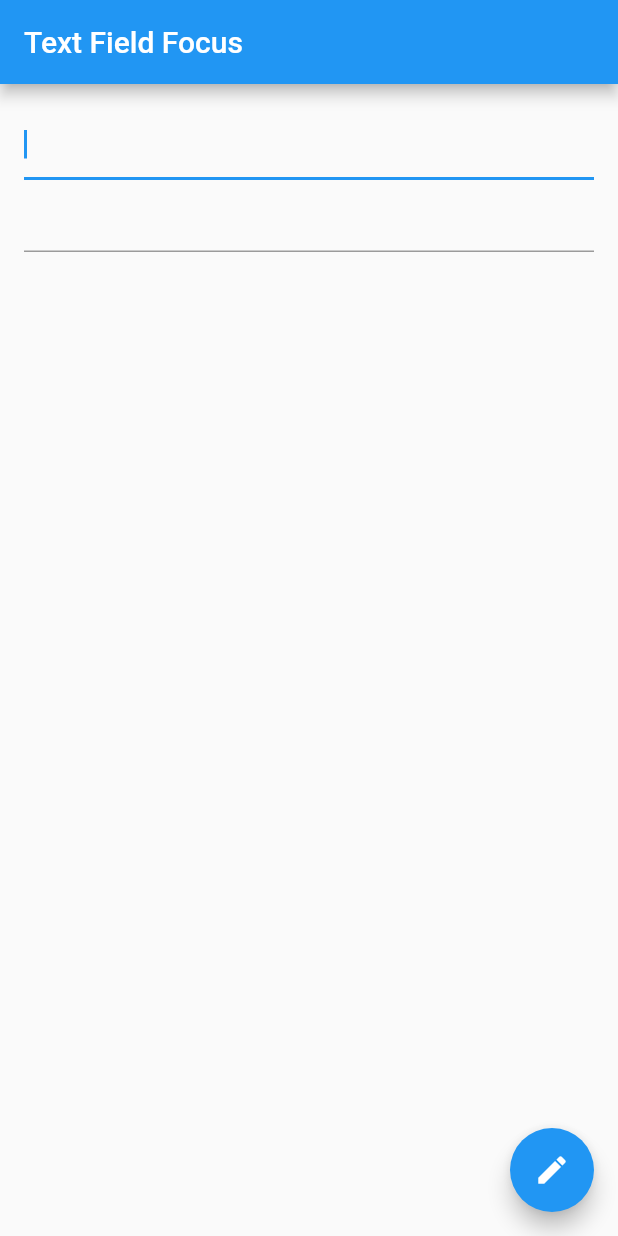
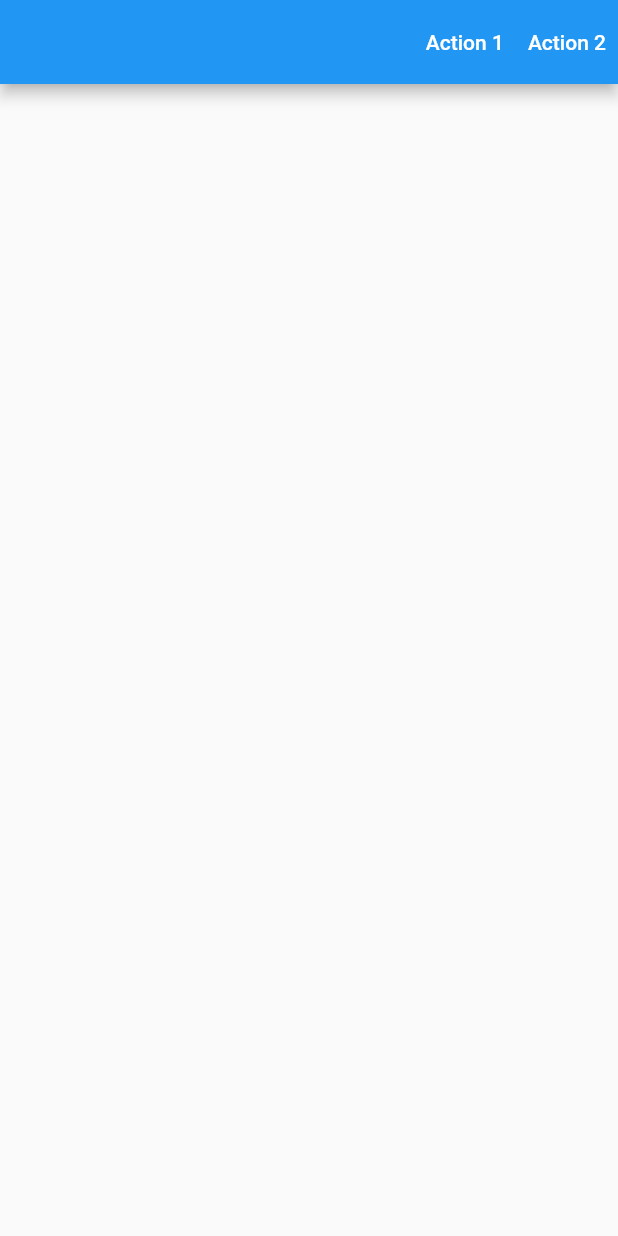
Before and after one commit to Nurzhamalyrys/31github, a Flutter app: the screen it shows after launch, on a phone screen of 412 x 824 dp. Run offline on Flutter 3.47's test engine with Material 2 defaults, Android fonts, the phone set to English and light mode, and no system bars.

Commit message:
added new function

```diff
--- a/lib/main.dart
+++ b/lib/main.dart
@@ -1,77 +1,43 @@
 import 'package:flutter/material.dart';
 
-void main() => runApp(const MyApp());
+/// Flutter code sample for [AppBar].
 
-class MyApp extends StatelessWidget {
-  const MyApp({super.key});
+void main() => runApp(const AppBarApp());
+
+class AppBarApp extends StatelessWidget {
+  const AppBarApp({super.key});
 
   @override
   Widget build(BuildContext context) {
     return const MaterialApp(
-      title: 'Text Field Focus',
-      home: MyCustomForm(),
+      home: AppBarExample(),
     );
   }
 }
 
-// Define a custom Form widget.
-class MyCustomForm extends StatefulWidget {
-  const MyCustomForm({super.key});
-
-@override
-  State<MyCustomForm> createState() => _MyCustomFormState();
-}
-
-// Define a corresponding State class.
-// This class holds data related to the form.
-class _MyCustomFormState extends State<MyCustomForm> {
-  // Define the focus node. To manage the lifecycle, create the FocusNode in
-  // the initState method, and clean it up in the dispose method.
-  late FocusNode myFocusNode;
-
-  @override
-  void initState() {
-    super.initState();
-    myFocusNode = FocusNode();
-  }
-
-  @override
-  void dispose() {
-    // Clean up the focus node when the Form is disposed.
-    myFocusNode.dispose();
-
-    super.dispose();
-  }
+class AppBarExample extends StatelessWidget {
+  const AppBarExample({super.key});
 
   @override
   Widget build(BuildContext context) {
-     return Scaffold(
+    final ButtonStyle style = TextButton.styleFrom(
+      foregroundColor: Theme.of(context).colorScheme.onPrimary,
+    );
+    return Scaffold(
       appBar: AppBar(
-        title: const Text('Text Field Focus'),
+        actions: <Widget>[
+          TextButton(
+            style: style,
+            onPressed: () {},
+            child: const Text('Action 1'),
+          ),
+          TextButton(
+            style: style,
+            onPressed: () {},
+            child: const Text('Action 2'),
+          ),
+        ],
       ),
-      body: Padding(
-        padding: const EdgeInsets.all(16),
-        child: Column(
-          children: [
-            // The first text field is focused on as soon as the app starts.
-            const TextField(
-              autofocus: true,
-            ),
-            // The second text field is focused on when a user taps the
-            // FloatingActionButton.
-            TextField(
-              focusNode: myFocusNode,
-            ),
-          ],
-        ),
-        ),
-      floatingActionButton: FloatingActionButton(
-        // When the button is pressed,
-        // give focus to the text field using myFocusNode.
-        onPressed: () => myFocusNode.requestFocus(),
-        tooltip: 'Focus Second Text Field',
-        child: const Icon(Icons.edit),
-      ), // This trailing comma makes auto-formatting nicer for build methods.
     );
   }
 }
```
Also changed, not shown: 1 other file.
